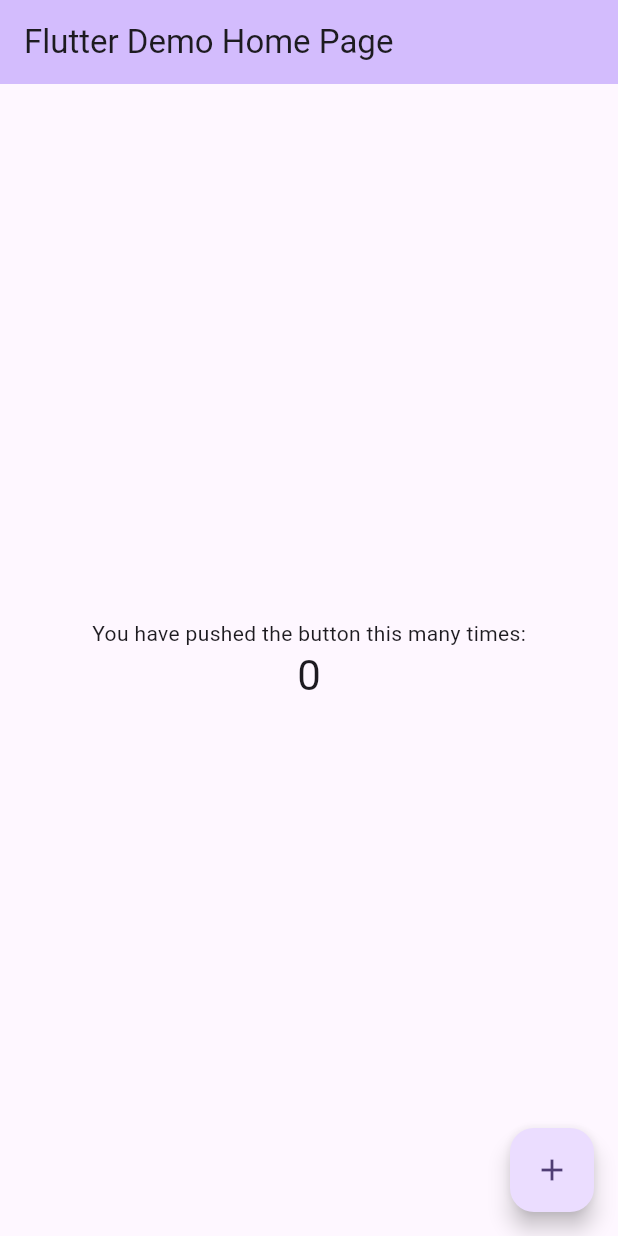
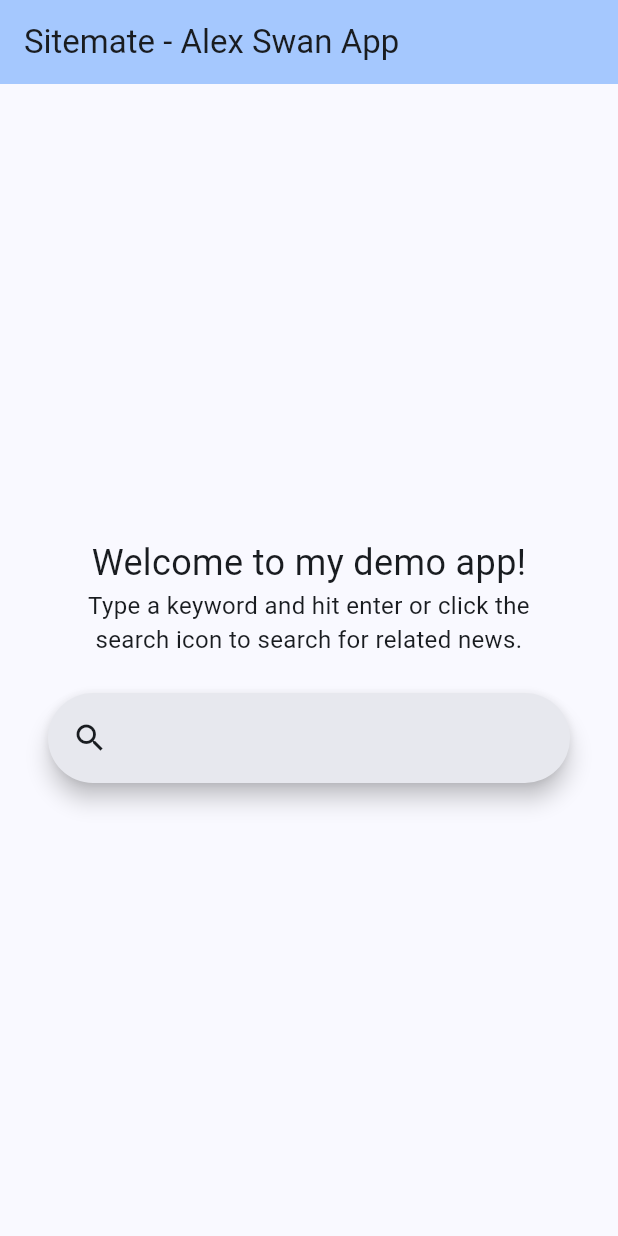
Before and after one commit to swan0094/sitemate_flutter, a Flutter app: the screen it shows after launch, on a phone screen of 412 x 824 dp. Run offline on Flutter 3.47's test engine with Material 3 defaults, Android fonts, the phone set to English and light mode, and no system bars.

Commit message:
Setup initial structure

```diff
--- a/lib/main.dart
+++ b/lib/main.dart
@@ -1,4 +1,6 @@
 import 'package:flutter/material.dart';
+import 'package:http/http.dart' as http;
+import 'package:intl/intl.dart';
 
 void main() {
   runApp(const MyApp());
@@ -11,42 +13,18 @@ class MyApp extends StatelessWidget {
   @override
   Widget build(BuildContext context) {
     return MaterialApp(
-      title: 'Flutter Demo',
+      title: 'Sitemate - Alex Swan App',
       theme: ThemeData(
-        // This is the theme of your application.
-        //
-        // TRY THIS: Try running your application with "flutter run". You'll see
-        // the application has a purple toolbar. Then, without quitting the app,
-        // try changing the seedColor in the colorScheme below to Colors.green
-        // and then invoke "hot reload" (save your changes or press the "hot
-        // reload" button in a Flutter-supported IDE, or press "r" if you used
-        // the command line to start the app).
-        //
-        // Notice that the counter didn't reset back to zero; the application
-        // state is not lost during the reload. To reset the state, use hot
-        // restart instead.
-        //
-        // This works for code too, not just values: Most code changes can be
-        // tested with just a hot reload.
-        colorScheme: ColorScheme.fromSeed(seedColor: Colors.deepPurple),
+        colorScheme: ColorScheme.fromSeed(seedColor: const Color(0xff2e81da)),
         useMaterial3: true,
       ),
-      home: const MyHomePage(title: 'Flutter Demo Home Page'),
+      home: const MyHomePage(title: 'Sitemate - Alex Swan App'),
     );
   }
 }
 
 class MyHomePage extends StatefulWidget {
   const MyHomePage({super.key, required this.title});
-
-  // This widget is the home page of your application. It is stateful, meaning
-  // that it has a State object (defined below) that contains fields that affect
-  // how it looks.
-
-  // This class is the configuration for the state. It holds the values (in this
-  // case the title) provided by the parent (in this case the App widget) and
-  // used by the build method of the State. Fields in a Widget subclass are
-  // always marked "final".
 
   final String title;
 
@@ -55,71 +33,68 @@ class MyHomePage extends StatefulWidget {
 }
 
 class _MyHomePageState extends State<MyHomePage> {
-  int _counter = 0;
+  late String _searchQuery;
+  late String url;
 
-  void _incrementCounter() {
+  void _setSearchQuery(String value) {
     setState(() {
-      // This call to setState tells the Flutter framework that something has
-      // changed in this State, which causes it to rerun the build method below
-      // so that the display can reflect the updated values. If we changed
-      // _counter without calling setState(), then the build method would not be
-      // called again, and so nothing would appear to happen.
-      _counter++;
+      _searchQuery = value;
+      String formattedDate = DateFormat('yyyy-MM-dd').format(DateTime.now());
+      // This key is for demonstration purposes only and should not be used in production.
+      // It would normally be stored in a secure location.
+      url =
+          'https://newsapi.org/v2/everything?q=$_searchQuery&from=$formattedDate&sortBy=popularity&apiKey=183daca270264bad86fc5b72972fb82a';
     });
+  }
+
+  void _searchNews() async {
+    final response = await http.get(Uri.parse(url));
+    if (response.statusCode == 200) {
+      print(response.body);
+    } else {
+      print('Failed to load news');
+    }
   }
 
   @override
   Widget build(BuildContext context) {
-    // This method is rerun every time setState is called, for instance as done
-    // by the _incrementCounter method above.
-    //
-    // The Flutter framework has been optimized to make rerunning build methods
-    // fast, so that you can just rebuild anything that needs updating rather
-    // than having to individually change instances of widgets.
     return Scaffold(
       appBar: AppBar(
-        // TRY THIS: Try changing the color here to a specific color (to
-        // Colors.amber, perhaps?) and trigger a hot reload to see the AppBar
-        // change color while the other colors stay the same.
         backgroundColor: Theme.of(context).colorScheme.inversePrimary,
-        // Here we take the value from the MyHomePage object that was created by
-        // the App.build method, and use it to set our appbar title.
         title: Text(widget.title),
       ),
-      body: Center(
-        // Center is a layout widget. It takes a single child and positions it
-        // in the middle of the parent.
+      body: Padding(
+        padding: const EdgeInsets.symmetric(horizontal: 32),
         child: Column(
-          // Column is also a layout widget. It takes a list of children and
-          // arranges them vertically. By default, it sizes itself to fit its
-          // children horizontally, and tries to be as tall as its parent.
-          //
-          // Column has various properties to control how it sizes itself and
-          // how it positions its children. Here we use mainAxisAlignment to
-          // center the children vertically; the main axis here is the vertical
-          // axis because Columns are vertical (the cross axis would be
-          // horizontal).
-          //
-          // TRY THIS: Invoke "debug painting" (choose the "Toggle Debug Paint"
-          // action in the IDE, or press "p" in the console), to see the
-          // wireframe for each widget.
           mainAxisAlignment: MainAxisAlignment.center,
-          children: <Widget>[
+          children: [
             const Text(
-              'You have pushed the button this many times:',
+              'Welcome to my demo app!',
+              style: TextStyle(fontSize: 24),
+              textAlign: TextAlign.center,
             ),
-            Text(
-              '$_counter',
-              style: Theme.of(context).textTheme.headlineMedium,
+            const Text(
+              'Type a keyword and hit enter or click the search icon to search for related news.',
+              style: TextStyle(fontSize: 16),
+              textAlign: TextAlign.center,
+            ),
+            const SizedBox(height: 24),
+            SearchBar(
+              constraints: const BoxConstraints(
+                maxWidth: 400,
+                minHeight: 60,
+              ),
+              leading: const Padding(
+                padding: EdgeInsets.only(left: 8),
+                child: Icon(Icons.search),
+              ),
+              onChanged: (value) => _setSearchQuery,
+              onSubmitted: (value) => _searchNews,
+              onTapOutside: (event) => FocusScope.of(context).unfocus(),
             ),
           ],
         ),
       ),
-      floatingActionButton: FloatingActionButton(
-        onPressed: _incrementCounter,
-        tooltip: 'Increment',
-        child: const Icon(Icons.add),
-      ), // This trailing comma makes auto-formatting nicer for build methods.
     );
   }
 }
```
